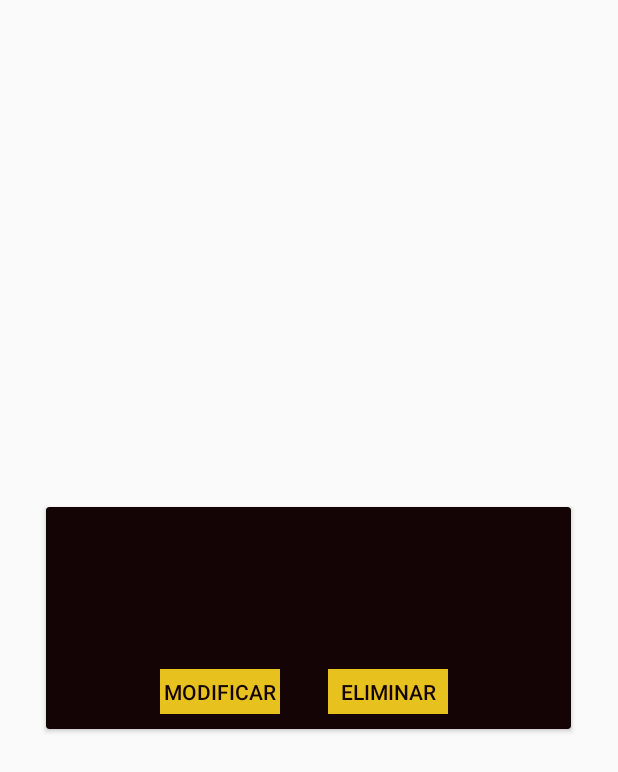
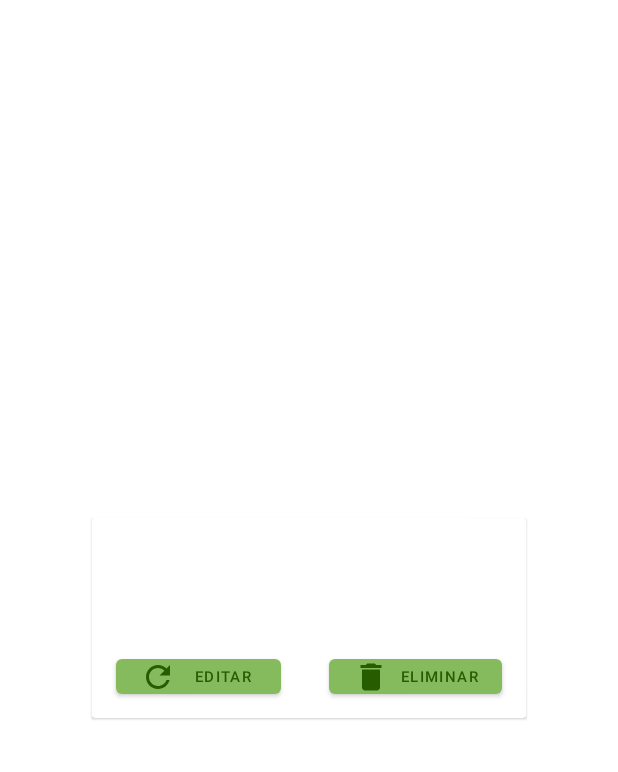
Before and after one commit to LastSolution/ProyectoBit, an Android app: the layout cardview_empresa.xml on its own in the app's theme, with its tools: preview values and no code run, on a phone screen of 412 x 824 dp. Shown: the top 772 px of the screen. Run offline under Robolectric (Android 15) with nearby library versions, the phone set to English and light mode, and no system bars.

Commit message:
Actualizacion de tema a Material y activity de empresa

```diff
--- a/app/build.gradle
+++ b/app/build.gradle
@@ -41,6 +41,7 @@ dependencies {
     implementation 'androidx.navigation:navigation-ui:2.3.4'
     implementation 'androidx.lifecycle:lifecycle-livedata-ktx:2.3.1'
     implementation 'androidx.lifecycle:lifecycle-viewmodel-ktx:2.3.1'
+    implementation "androidx.recyclerview:recyclerview:1.1.0"
     testImplementation 'junit:junit:4.+'
     androidTestImplementation 'androidx.test.ext:junit:1.1.1'
     androidTestImplementation 'androidx.test.espresso:espresso-core:3.2.0'
--- a/app/src/main/java/com/LastSolutionTeam/tastit/AbmActivity.java
+++ b/app/src/main/java/com/LastSolutionTeam/tastit/AbmActivity.java
@@ -22,6 +22,7 @@ public class AbmActivity extends AppCompatActivity {
         AppBarConfiguration appBarConfiguration = new AppBarConfiguration.Builder(
                 R.id.navigation_home, R.id.navigation_dashboard, R.id.navigation_notifications)
                 .build();
+        navView.setItemIconTintList(null);
         NavController navController = Navigation.findNavController(this, R.id.nav_host_fragment);
         NavigationUI.setupActionBarWithNavController(this, navController, appBarConfiguration);
         NavigationUI.setupWithNavController(navView, navController);
--- a/app/src/main/java/com/LastSolutionTeam/tastit/Persistencia/Conexion.java
+++ b/app/src/main/java/com/LastSolutionTeam/tastit/Persistencia/Conexion.java
@@ -11,7 +11,7 @@ import net.sourceforge.jtds.jdbc.Driver;
 
 public class Conexion {
 
-    private static String IP_PUERTO="192.168.1.7:1433";    // IP:PUERTO
+    private static String IP_PUERTO="192.168.1.4:1433";    // IP:PUERTO
     private static String DATABASE ="TastIT";              // BASE DE DATOS
     private static String INSTANCE ="lastsolution";        // INSTANCIA
     private static String USERNAME ="sa";                  // USER
--- /dev/null
+++ b/app/src/main/res/drawable/ic_baseline_add_24.xml
@@ -0,0 +1,5 @@
+<vector android:alpha="0.94" android:height="24dp"
+    android:tint="#FFFFFF" android:viewportHeight="24"
+    android:viewportWidth="24" android:width="24dp" xmlns:android="http://schemas.android.com/apk/res/android">
+    <path android:fillColor="@android:color/white" android:pathData="M19,13h-6v6h-2v-6H5v-2h6V5h2v6h6v2z"/>
+</vector>
--- /dev/null
+++ b/app/src/main/res/drawable/ic_baseline_delete_24.xml
@@ -0,0 +1,5 @@
+<vector android:height="24dp" android:tint="#FFFFFF"
+    android:viewportHeight="24" android:viewportWidth="24"
+    android:width="24dp" xmlns:android="http://schemas.android.com/apk/res/android">
+    <path android:fillColor="@android:color/white" android:pathData="M6,19c0,1.1 0.9,2 2,2h8c1.1,0 2,-0.9 2,-2V7H6v12zM19,4h-3.5l-1,-1h-5l-1,1H5v2h14V4z"/>
+</vector>
--- /dev/null
+++ b/app/src/main/res/drawable/ic_baseline_refresh_24.xml
@@ -0,0 +1,5 @@
+<vector android:height="24dp" android:tint="#FFFFFF"
+    android:viewportHeight="24" android:viewportWidth="24"
+    android:width="24dp" xmlns:android="http://schemas.android.com/apk/res/android">
+    <path android:fillColor="@android:color/white" android:pathData="M17.65,6.35C16.2,4.9 14.21,4 12,4c-4.42,0 -7.99,3.58 -7.99,8s3.57,8 7.99,8c3.73,0 6.84,-2.55 7.73,-6h-2.08c-0.82,2.33 -3.04,4 -5.65,4 -3.31,0 -6,-2.69 -6,-6s2.69,-6 6,-6c1.66,0 3.14,0.69 4.22,1.78L13,11h7V4l-2.35,2.35z"/>
+</vector>
--- a/app/src/main/res/layout/cardview_empresa.xml
+++ b/app/src/main/res/layout/cardview_empresa.xml
@@ -1,25 +1,24 @@
 <?xml version="1.0" encoding="utf-8"?>
-<androidx.cardview.widget.CardView
+
+<com.google.android.material.card.MaterialCardView
     xmlns:android="http://schemas.android.com/apk/res/android"
     xmlns:card_view="http://schemas.android.com/tools"
     xmlns:app="http://schemas.android.com/apk/res-auto"
-    android:layout_width="350dp"
+    android:layout_width="wrap_content"
     android:layout_height="wrap_content"
     android:layout_margin="5dp"
     android:layout_gravity="center"
-    app:cardBackgroundColor="#140406"
-    card_view:cardCornerRadius="20dp"
+    app:cardCornerRadius="@dimen/cardview_default_radius"
+    android:elevation="@dimen/cardview_default_elevation"
     card_view:contentPadding="5dp">
     <LinearLayout
         android:layout_width="match_parent"
         android:layout_height="match_parent"
         android:orientation="vertical">
-
         <TextView
             android:id="@+id/txtNomEmpresa"
             android:layout_width="wrap_content"
             android:layout_height="wrap_content"
-            android:textColor="@color/LetrasLogo"
             android:layout_gravity="center"
             android:layout_marginTop="10dp"/>
 
@@ -27,7 +26,6 @@
             android:id="@+id/txtRutEmpresa"
             android:layout_width="wrap_content"
             android:layout_height="wrap_content"
-            android:textColor="@color/LetrasLogo"
             android:layout_gravity="center"
             android:layout_marginTop="10dp"/>
 
@@ -35,36 +33,44 @@
             android:id="@+id/txtTelefonoEmpresa"
             android:layout_width="wrap_content"
             android:layout_height="wrap_content"
-            android:textColor="@color/LetrasLogo"
             android:layout_gravity="center"
             android:layout_marginTop="10dp"/>
+
         <LinearLayout
-            android:layout_width="match_parent"
-            android:layout_height="match_parent"
+            android:layout_width="wrap_content"
+            android:layout_height="wrap_content"
+            android:layout_marginBottom="10dp"
             android:orientation="horizontal"
-            android:layout_marginLeft="60dp"
-            android:layout_marginTop="20dp"
-            android:layout_marginBottom="10dp"
             >
 
-            <Button
-                android:layout_width="80dp"
-                android:layout_height="30dp"
-                android:text="Modificar"
-                android:textColor="@color/FondoLogo"
-                android:background="@color/LetrasLogo"
-                android:layout_marginHorizontal="@dimen/activity_horizontal_margin"/>
-            <Button
-                android:layout_width="80dp"
-                android:layout_height="30dp"
-                android:textColor="@color/FondoLogo"
-                android:background="@color/LetrasLogo"
+            <com.google.android.material.button.MaterialButton
+                android:layout_width="110dp"
+                android:layout_height="35dp"
+                android:layout_marginHorizontal="@dimen/activity_horizontal_margin"
+                android:bottomRightRadius="20dp"
+                android:bottomLeftRadius="20dp"
+                android:topLeftRadius="20dp"
+                android:topRightRadius="20dp"
+                app:icon="@drawable/ic_baseline_refresh_24"
+                android:text="Editar"
+                android:textSize="10dp"/>
+
+            <com.google.android.material.button.MaterialButton
+                android:layout_width="115dp"
+                android:layout_height="35dp"
+                android:layout_marginHorizontal="@dimen/activity_horizontal_margin"
+                android:bottomRightRadius="20dp"
+                android:bottomLeftRadius="20dp"
+                android:topLeftRadius="20dp"
+                android:topRightRadius="20dp"
+                app:icon="@drawable/ic_baseline_delete_24"
                 android:text="Eliminar"
-                android:layout_marginHorizontal="@dimen/activity_horizontal_margin"/>
+                android:textSize="10dp"
+                 />
 
         </LinearLayout>
 
 
     </LinearLayout>
 
-</androidx.cardview.widget.CardView>
+</com.google.android.material.card.MaterialCardView>
--- a/app/src/main/res/menu/bottom_nav_menu.xml
+++ b/app/src/main/res/menu/bottom_nav_menu.xml
@@ -3,7 +3,7 @@
 
     <item
         android:id="@+id/navigation_home"
-        android:icon="@drawable/edificio_restaurante"
+        android:icon="@drawable/restaurante"
         android:title="Locales" />
 
 
--- a/app/src/main/res/values-night/themes.xml
+++ b/app/src/main/res/values-night/themes.xml
@@ -1,6 +1,6 @@
 <resources xmlns:tools="http://schemas.android.com/tools">
     <!-- Base application theme. -->
-    <style name="Theme.Tastit" parent="Theme.MaterialComponents.DayNight.DarkActionBar">
+    <style name="Theme.Tastit" parent="Theme.MaterialComponents.DayNight">
         <!-- Primary brand color. -->
         <item name="colorPrimary">@color/purple_200</item>
         <item name="colorPrimaryVariant">@color/purple_700</item>
--- a/app/src/main/res/values/colors.xml
+++ b/app/src/main/res/values/colors.xml
@@ -1,5 +1,13 @@
 <?xml version="1.0" encoding="utf-8"?>
 <resources>
+    <color name="Light_green">#558b2f</color>
+    <color name="GreenPLight">#85bb5c</color>
+    <color name="GreenDark">#255d00</color>
+
+    <color name="Green_second">#2e7d32</color>
+    <color name="Greensecondlight">#60ad5e</color>
+    <color name="GreenSecondDark">#005005</color>
+
     <color name="purple_200">#FFBB86FC</color>
     <color name="purple_500">#FF6200EE</color>
     <color name="purple_700">#FF3700B3</color>
--- a/app/src/main/res/values/themes.xml
+++ b/app/src/main/res/values/themes.xml
@@ -1,14 +1,14 @@
 <resources xmlns:tools="http://schemas.android.com/tools">
     <!-- Base application theme. -->
-    <style name="Theme.Tastit" parent="Theme.AppCompat.Light.DarkActionBar">
+    <style name="Theme.Tastit" parent="Theme.MaterialComponents.Light">
         <!-- Primary brand color. -->
-        <item name="colorPrimary">@color/FondoLogo</item>
-        <item name="colorPrimaryVariant">@color/purple_700</item>
-        <item name="colorOnPrimary">@color/LetrasLogo</item>
+        <item name="colorPrimary">@color/GreenPLight</item>
+        <item name="colorPrimaryVariant">@color/Light_green</item>
+        <item name="colorOnPrimary">@color/GreenDark</item>
         <!-- Secondary brand color. -->
-        <item name="colorSecondary">@color/teal_200</item>
-        <item name="colorSecondaryVariant">@color/teal_700</item>
-        <item name="colorOnSecondary">@color/black</item>
+        <item name="colorSecondary">@color/Green_second</item>
+        <item name="colorSecondaryVariant">@color/Greensecondlight</item>
+        <item name="colorOnSecondary">@color/GreenSecondDark</item>
         <!-- Status bar color. -->
         <item name="android:statusBarColor" tools:targetApi="l">?attr/colorOnPrimary</item>
         <!-- Customize your theme here. -->
```
Also changed, not shown: app/src/main/AndroidManifest.xml (+4 -3 lines), app/src/main/java/com/LastSolutionTeam/tastit/Empresa.java (added, +15 -0 lines), app/src/main/java/com/LastSolutionTeam/tastit/MainActivity.java (+7 -6 lines), app/src/main/java/com/LastSolutionTeam/tastit/ui/abmrestaurante/RestauranteFragment.java (+10 -1 lines), app/src/main/res/layout/activity_abm.xml (+4 -5 lines), app/src/main/res/layout/activity_empresa.xml (added, +36 -0 lines), app/src/main/res/layout/fragment_restaurantes.xml (+24 -7 lines).
